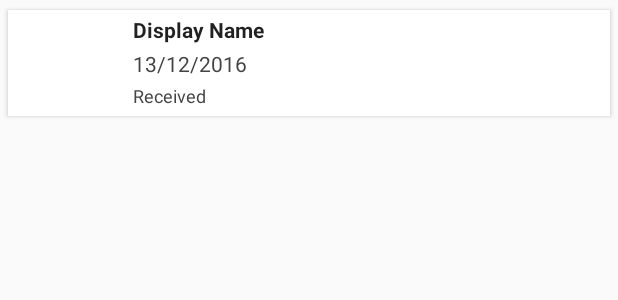
After one commit to azaar/Yora, an Android app: the layout list_item_message.xml on its own in the app's theme, with its tools: preview values and no code run, on a phone screen of 412 x 824 dp. The commit adds this screen. Shown: the top 300 px of the screen. Run offline under Robolectric (Android 15) with nearby library versions, the phone set to English and light mode, and no system bars.

Commit message:
app 031 - messages recyclerview adapter

```diff
--- a/app/build.gradle
+++ b/app/build.gradle
@@ -39,4 +39,6 @@ dependencies {
     compile 'com.soundcloud.android:android-crop:0.9.10@aar'
     compile 'com.squareup:otto:1.3.8'
     compile 'com.squareup.picasso:picasso:2.5.2'
+    compile 'com.android.support:recyclerview-v7:+'
+    compile 'com.android.support:cardview-v7:+'
 }
--- a/app/src/main/java/com/example/max/yora/views/ContactRequestsAdapter.java
+++ b/app/src/main/java/com/example/max/yora/views/ContactRequestsAdapter.java
@@ -48,7 +48,7 @@ public class ContactRequestsAdapter extends ArrayAdapter<ContactRequest> {
         if (request.isFromUs()) {
             view.CreatedAt.setText(getContext().getResources().getString(R.string.sent_at) + createdAt);
         } else {
-            view.CreatedAt.setText(getContext().getResources().getString(R.string.recieved) + createdAt);
+            view.CreatedAt.setText(getContext().getResources().getString(R.string.received) + createdAt);
         }
 
         return convertView;
--- /dev/null
+++ b/app/src/main/res/layout/list_item_message.xml
@@ -0,0 +1,63 @@
+<?xml version="1.0" encoding="utf-8"?>
+<android.support.v7.widget.CardView
+    xmlns:android="http://schemas.android.com/apk/res/android"
+    xmlns:app="http://schemas.android.com/apk/res-auto"
+    android:layout_width="match_parent"
+    android:layout_height="wrap_content"
+    android:layout_margin="3dp"
+    app:cardCornerRadius="0dp"
+    app:cardUseCompatPadding="true"
+    >
+
+    <RelativeLayout
+        android:layout_width="match_parent"
+        android:layout_height="match_parent"
+        android:padding="3dp"
+        >
+
+        <ImageView
+            android:id="@+id/list_item_message_avatar"
+            android:layout_width="64dp"
+            android:layout_height="64dp"
+            android:scaleType="fitXY"
+            android:layout_marginEnd="16dp"
+            />
+
+        <TextView
+            android:id="@+id/list_item_message_displayName"
+            android:layout_width="wrap_content"
+            android:layout_height="wrap_content"
+            android:layout_toEndOf="@id/list_item_message_avatar"
+            android:layout_marginBottom="3dp"
+            android:text="@string/display_name"
+            android:textSize="14sp"
+            android:textStyle="bold"
+            android:textColor="@color/black_transparent"
+            />
+
+        <TextView
+            android:id="@+id/list_item_message_createdAt"
+            android:layout_width="wrap_content"
+            android:layout_height="wrap_content"
+            android:layout_toEndOf="@id/list_item_message_avatar"
+            android:layout_below="@id/list_item_message_displayName"
+            android:layout_marginBottom="3dp"
+            android:text="13/12/2016"
+            android:textSize="14sp"
+            android:textColor="@color/grey"
+            />
+
+        <TextView
+            android:id="@+id/list_item_message_sentReceived"
+            android:layout_width="wrap_content"
+            android:layout_height="wrap_content"
+            android:layout_toEndOf="@id/list_item_message_avatar"
+            android:layout_below="@id/list_item_message_createdAt"
+            android:text="Received"
+            android:textSize="12sp"
+            android:textColor="@color/grey"
+            />
+
+    </RelativeLayout>
+
+</android.support.v7.widget.CardView>
--- a/app/src/main/res/values/strings.xml
+++ b/app/src/main/res/values/strings.xml
@@ -17,8 +17,9 @@
     <string name="add_contact_activity">Add Contact Activity</string>
     <string name="pending_contact_requests">Pending Contact Requests</string>
     <string name="sent_at">"Sent at "</string>
-    <string name="recieved">"Received "</string>
     <string name="you_have_no_contacts">You have no contacts</string>
     <string name="display_name">Display Name</string>
     <string name="add_contact">Add Contact</string>
+    <string name="sent">Sent</string>
+    <string name="received">Received</string>
 </resources>
```
Also changed, not shown: app/src/main/java/com/example/max/yora/services/entities/Message.java (added, +100 -0 lines), app/src/main/java/com/example/max/yora/views/MessageViewHolder.java (added, +60 -0 lines), app/src/main/java/com/example/max/yora/views/MessagesAdapter.java (added, +59 -0 lines).
